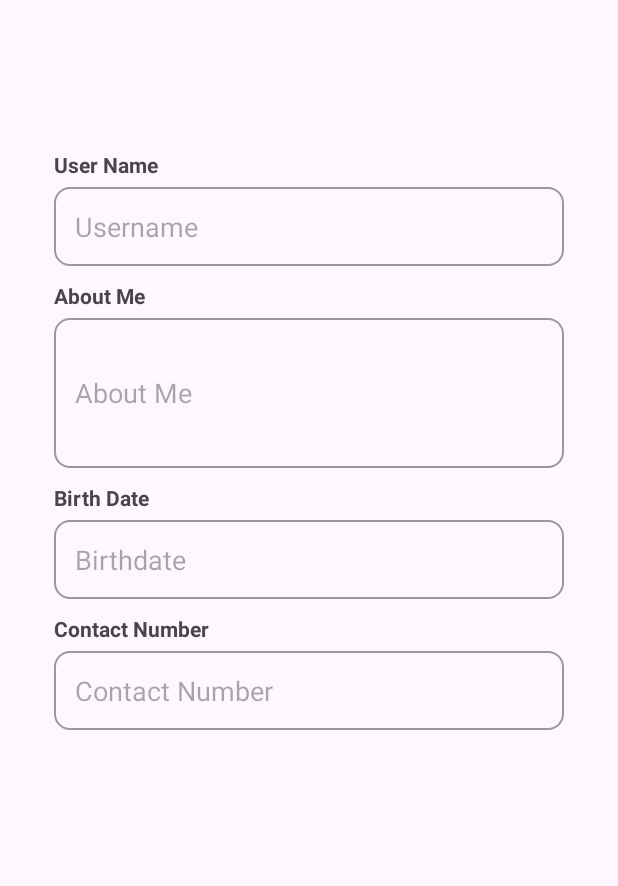
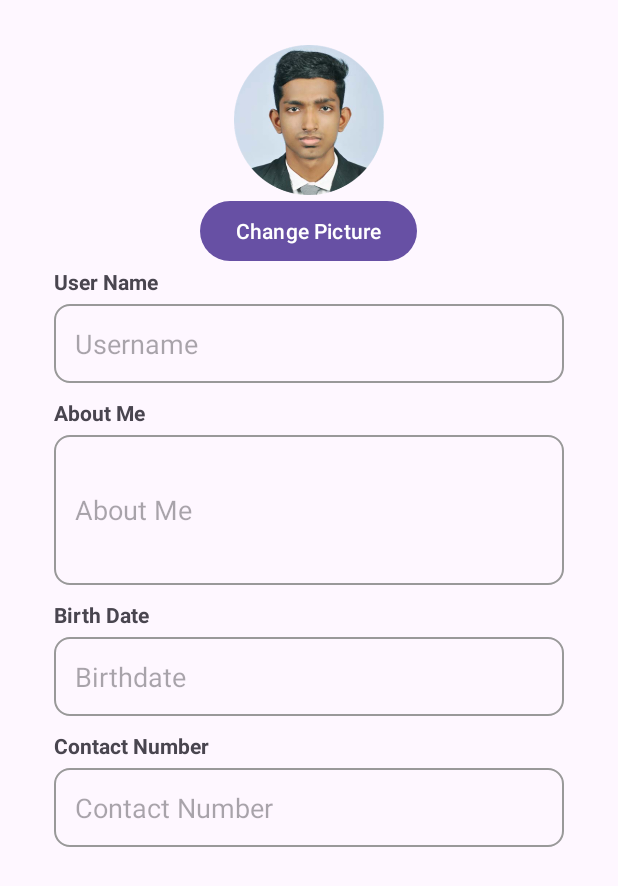
Before and after one commit to sehan29/To-Do-Application, an Android app: the layout dialog_edit_profile.xml on its own in the app's theme, with its tools: preview values and no code run, on a phone screen of 412 x 824 dp. Shown: the top 886 px of the screen. Run offline under Robolectric (Android 15) with nearby library versions, the light colour scheme and no system bars.

Commit message:
Added Profile Picture Change Function

```diff
--- a/app/src/main/res/layout/dialog_edit_profile.xml
+++ b/app/src/main/res/layout/dialog_edit_profile.xml
@@ -1,12 +1,31 @@
 <?xml version="1.0" encoding="utf-8"?>
-<LinearLayout xmlns:android="http://schemas.android.com/apk/res/android"
+<ScrollView xmlns:android="http://schemas.android.com/apk/res/android"
+    android:layout_width="match_parent"
+    android:layout_height="match_parent">
+
+    <LinearLayout
         android:layout_width="match_parent"
         android:layout_height="wrap_content"
         android:layout_marginLeft="16dp"
-    android:layout_marginTop="80dp"
+        android:layout_marginTop="10dp"
         android:layout_marginRight="16dp"
         android:orientation="vertical"
         android:padding="20dp">
+
+        <ImageView
+            android:id="@+id/editProfileImageView"
+            android:layout_width="100dp"
+            android:layout_height="100dp"
+            android:layout_gravity="center"
+            android:src="@drawable/profile_modified"
+            android:contentDescription="Profile Picture" />
+
+        <Button
+            android:id="@+id/changeProfilePictureButton"
+            android:layout_width="wrap_content"
+            android:layout_height="wrap_content"
+            android:layout_gravity="center"
+            android:text="Change Picture" />
 
         <TextView
             android:id="@+id/textView10"
@@ -74,4 +93,6 @@
             android:background="@drawable/gray_strock"
             android:hint="Contact Number"
             android:padding="14dp" />
+
     </LinearLayout>
+</ScrollView>
--- a/app/src/main/res/layout/fragment_profile.xml
+++ b/app/src/main/res/layout/fragment_profile.xml
@@ -37,6 +37,8 @@
                         app:layout_constraintEnd_toEndOf="parent"
                         app:layout_constraintStart_toStartOf="parent"
                         app:layout_constraintTop_toTopOf="parent" />
+
+
 
                     <ImageView
                         android:id="@+id/imageView"
```
Also changed, not shown: app/src/main/java/com/example/to_do_app/ProfileFragment.java (+67 -11 lines). Lines whose indentation alone changed are shown as unchanged.
